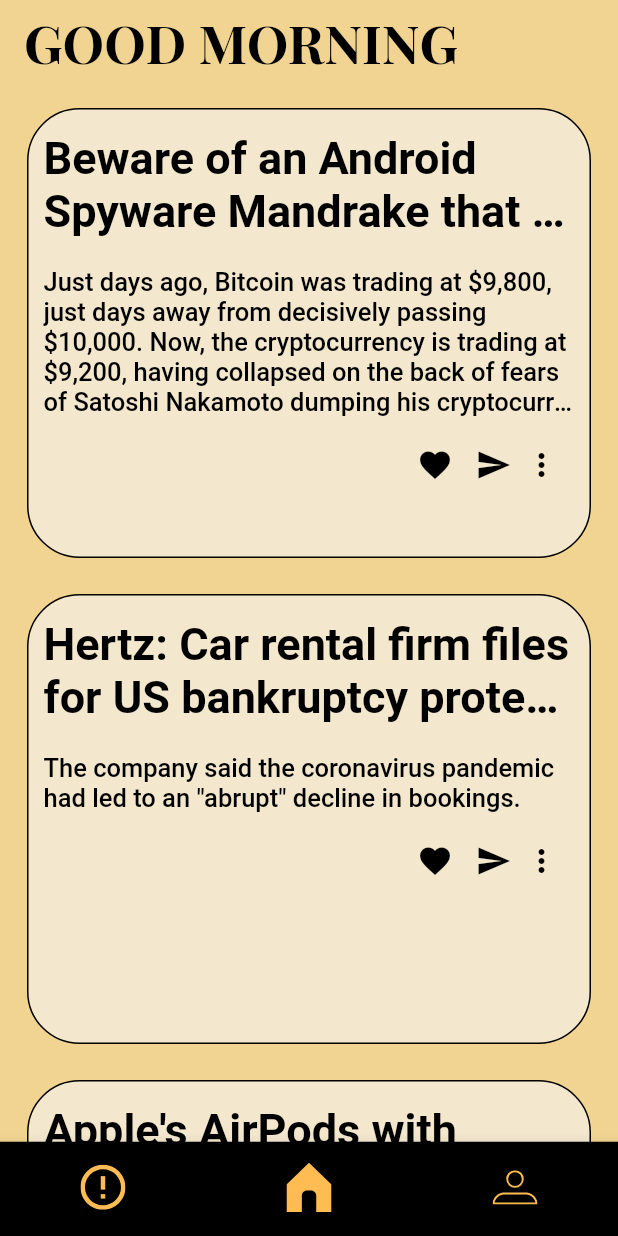
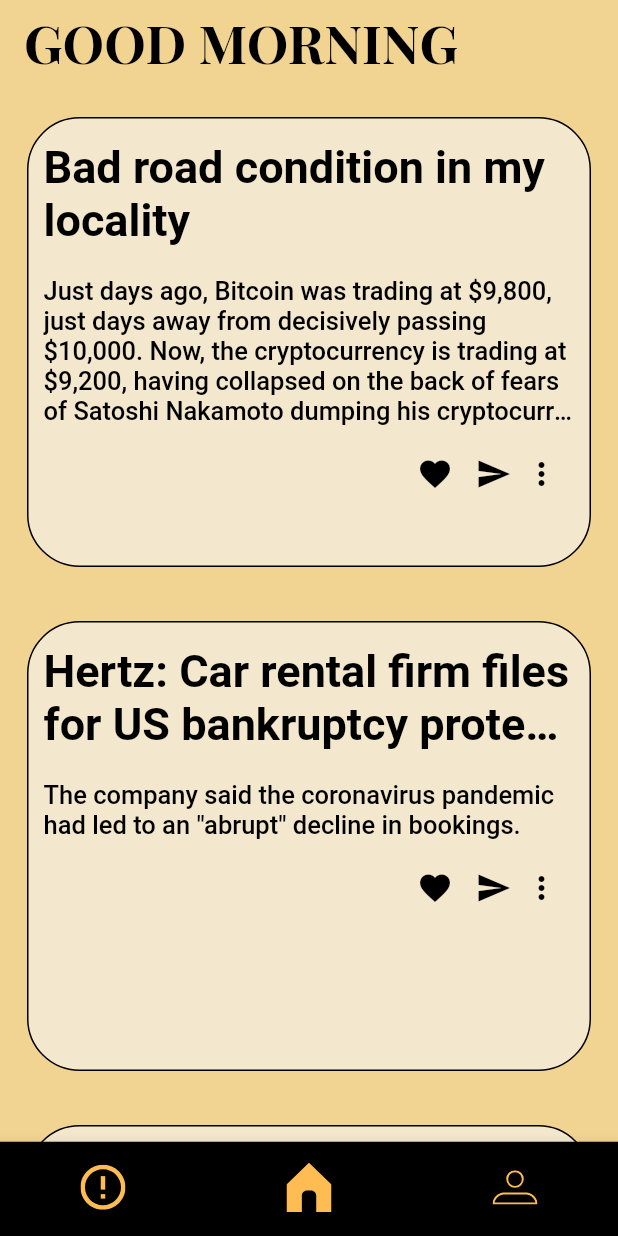
Before and after one commit to dhiraj2803/HomeFeed, a Flutter app: the screen it shows after launch, on a phone screen of 412 x 824 dp. Run offline on Flutter 3.47's test engine with Material 2 defaults, Android fonts, the phone set to English and light mode, and no system bars; our stand-ins replace flutter_svg, google_fonts.

Commit message:
second commit

```diff
--- a/lib/feeds.dart
+++ b/lib/feeds.dart
@@ -22,6 +22,7 @@ class feedsView extends StatelessWidget {
             Navigator.push(
               context,
               MaterialPageRoute(
+
                 builder: (context) => ReadFeeds(news: trending),
               ),
             );
@@ -30,7 +31,7 @@ class feedsView extends StatelessWidget {
             width: double.infinity,
             height: 300.0,
             color: appBackbround,
-            margin: EdgeInsets.symmetric(horizontal: 18.0, vertical: 12.0),
+            margin: EdgeInsets.symmetric(horizontal: 18.0, vertical: 18.0),
             child: PrimaryCard(news: trending),
           ),
         );
--- a/lib/news.dart
+++ b/lib/news.dart
@@ -28,15 +28,15 @@ class News {
 
 List<News> trendingList = [
   News(
-    author: "Nick Chong",
+    author: "Dhiraj Gupta",
 
     favorite: "700",
-    seen: "4.51K",
-    time: "4 hours ago",
+    seen: "4.5k",
+    time: "Posted on 11/02/21 at 12:51 PM",
     title:
-        "Beware of an Android Spyware Mandrake that went Undetected for Last 4 Years",
+        "Bad road condition in my locality",
     image:
-        "https://i2.wp.com/1.bp.blogspot.com/-eJLbaED73Q0/XsiYfSJ-paI/AAAAAAAAJA4/lDvgPb3NfX8QhkR4Qp79rfua5LXxW4q9QCLcBGAsYHQ/s1600/mandrake%2Bmalware.png?ssl=1",
+        "https://images.moneycontrol.com/static-mcnews/2017/09/bad-road-666x435.jpg?impolicy=website&width=770&height=431",
     subtitle:
         "Just days ago, Bitcoin was trading at \$9,800, just days away from decisively passing \$10,000. Now, the cryptocurrency is trading at \$9,200, having collapsed on the back of fears of Satoshi Nakamoto dumping his cryptocurrency",
     content:
--- a/lib/readFeeds.dart
+++ b/lib/readFeeds.dart
@@ -1,7 +1,7 @@
 import 'package:flutter/material.dart';
 import 'package:home_feed/constant.dart';
 import 'package:home_feed/news.dart';
-import 'package:home_feed/bottomNav.dart';
+//import 'package:home_feed/bottomNav.dart';
 class ReadFeeds extends StatelessWidget {
   final News news;
   ReadFeeds({this.news});
@@ -16,9 +16,10 @@ class ReadFeeds extends StatelessWidget {
       body: Center(
 
         child: Container(
-          width: 450,
-          height: 600,
-          padding: EdgeInsets.symmetric(horizontal: 20.0, vertical: 20.0),
+          margin: EdgeInsets.symmetric(horizontal: 18.0, vertical: 70.0),
+        //  width: 450,
+          //height: 620,
+          padding: EdgeInsets.symmetric(horizontal: 15.0, vertical: 15.0),
 
           decoration: BoxDecoration(
               color: newsBackground,
```
Also changed, not shown: 1 other file.
